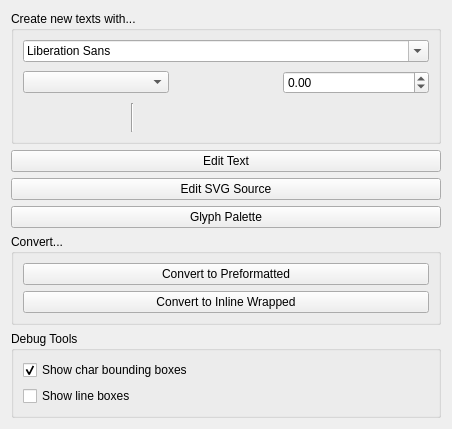
Above: plugins/tools/svgtexttool/WdgSvgTextOptionWidget.ui from KDE/krita before the change. Below: the same form after it.
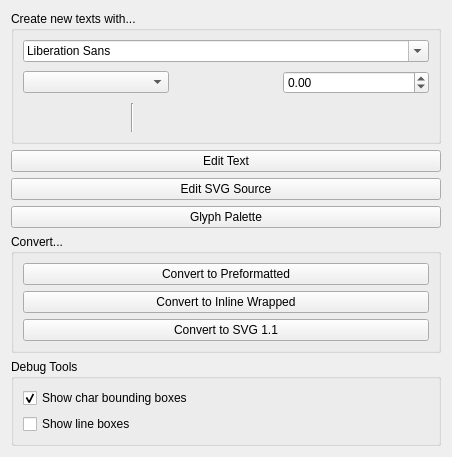
That is the form after the change. Icons and pictures are not drawn.

The edit to the form file:
```diff
--- a/plugins/tools/svgtexttool/WdgSvgTextOptionWidget.ui
+++ b/plugins/tools/svgtexttool/WdgSvgTextOptionWidget.ui
@@ -11,7 +11,7 @@
     <x>0</x>
     <y>0</y>
     <width>452</width>
-    <height>377</height>
+    <height>435</height>
    </rect>
   </property>
   <layout class="QGridLayout" name="gridLayout">
@@ -353,6 +353,13 @@
         </property>
        </widget>
       </item>
+      <item>
+       <widget class="QPushButton" name="convertToSvg1_1">
+        <property name="text">
+         <string>Convert to SVG 1.1</string>
+        </property>
+       </widget>
+      </item>
      </layout>
     </widget>
    </item>
```
